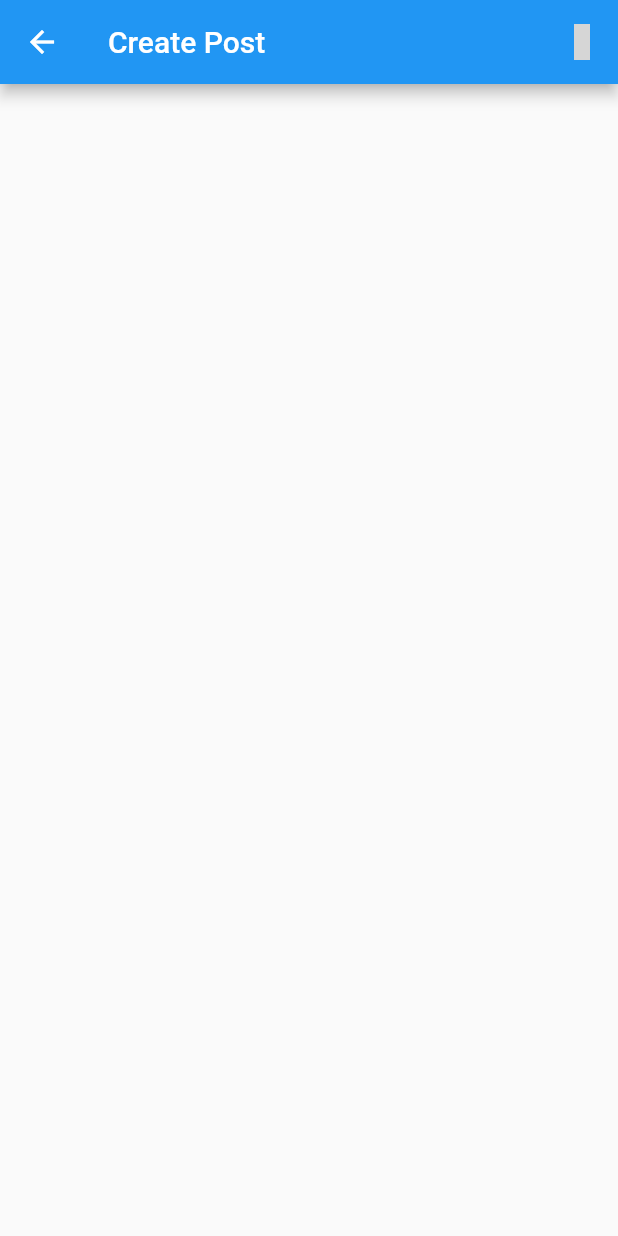
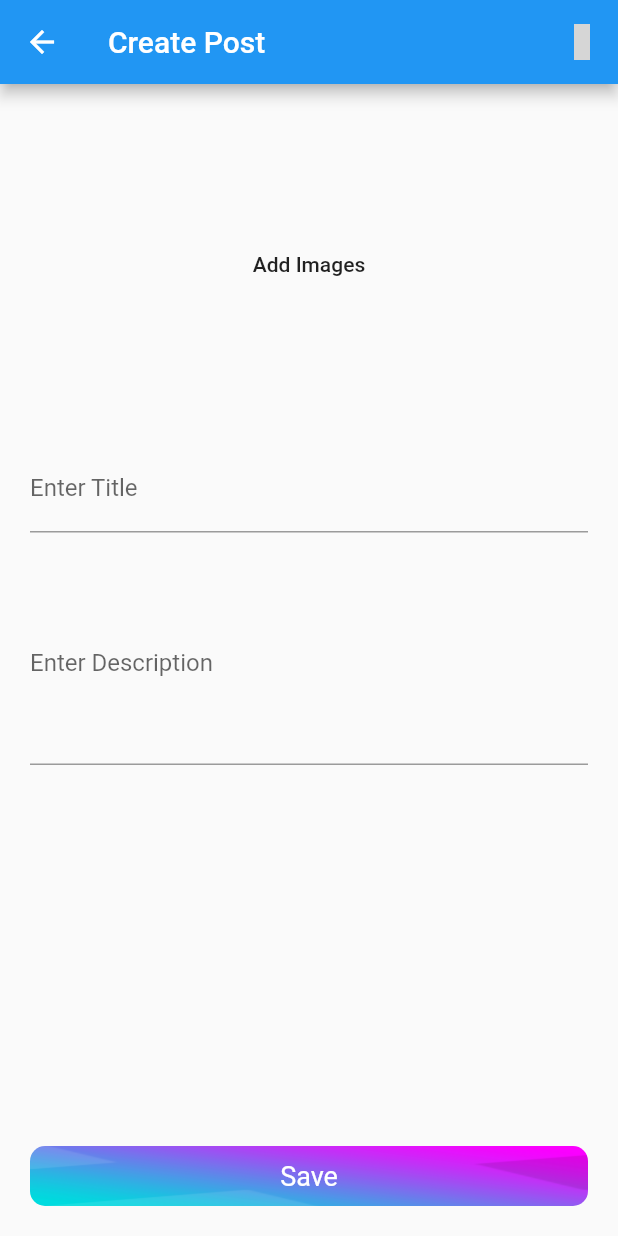
Before and after one commit to SaratAngajalaoffl/tweet-app, a Flutter app: the CreatePostScreen screen opened directly, on a phone screen of 412 x 824 dp. Run offline on Flutter 3.47's test engine with Material 2 defaults, Android fonts, the phone set to English and light mode, and no system bars; our stand-ins replace carousel_slider, dio, eva_icons_flutter, firebase_auth, firebase_core, flutter_secure_storage and 1 more; accounts and stored records are empty; network calls fail; grey boxes are pictures that could not be loaded.

Commit message:
Detection Integrated

```diff
--- /dev/null
+++ b/lib/models/post_model.dart
@@ -0,0 +1,3 @@
+class PostModel {
+
+}
--- a/lib/screens/home/create_post.dart
+++ b/lib/screens/home/create_post.dart
@@ -1,6 +1,9 @@
 import 'package:eva_icons_flutter/eva_icons_flutter.dart';
 import 'package:flutter/material.dart';
+import 'package:image_picker/image_picker.dart';
+import 'package:tweet/screens/home/carousel_with_indicator.dart';
 import 'package:tweet/services/firebase/firebase_auth.dart';
+import 'package:tweet/services/model/model_service.dart';
 
 class CreatePostScreen extends StatefulWidget {
   const CreatePostScreen({Key? key}) : super(key: key);
@@ -10,6 +13,27 @@ class CreatePostScreen extends StatefulWidget {
 }
 
 class _CreatePostScreenState extends State<CreatePostScreen> {
+  String title = "";
+  String body = "";
+
+  final ImagePicker _picker = ImagePicker();
+  List<XFile> selectedImages = [];
+
+  void _handlePickImage() async {
+    final List<XFile>? images = await _picker.pickMultiImage();
+    if (images != null) {
+      setState(() {
+        selectedImages = images;
+      });
+    }
+  }
+
+  void _handleCreate() async {
+    double response = await getDetection(title: title, description: body);
+
+    print("Response is $response");
+  }
+
   @override
   Widget build(BuildContext context) {
     final _auth = FirebaseAuthService();
@@ -24,6 +48,80 @@ class _CreatePostScreenState extends State<CreatePostScreen> {
           )
         ],
       ),
-        body: Column());
+      resizeToAvoidBottomInset: false,
+      body: Padding(
+        padding: const EdgeInsets.all(20.0),
+        child: Column(
+          crossAxisAlignment: CrossAxisAlignment.stretch,
+          children: [
+            selectedImages.isNotEmpty
+                ? MaterialButton(
+                    onLongPress: _handlePickImage,
+                    onPressed: _handlePickImage,
+                    child: CarouselWithIndicatorDemo(
+                      imageSliders: selectedImages,
+                    ),
+                  )
+                : SizedBox(
+                    height: 200,
+                    child: MaterialButton(
+                      onPressed: _handlePickImage,
+                      child: const Text('Add Images'),
+                    ),
+                  ),
+            const SizedBox(height: 20.0),
+            TextField(
+              decoration: const InputDecoration(
+                label: Text('Enter Title'),
+              ),
+              onChanged: (text) {
+                setState(() {
+                  title = text;
+                });
+              },
+            ),
+            const SizedBox(height: 20.0),
+            TextField(
+              maxLines: 20,
+              minLines: 5,
+              decoration: const InputDecoration(
+                label: Text('Enter Description'),
+              ),
+              onChanged: (text) {
+                setState(() {
+                  body = text;
+                });
+              },
+            ),
+            Expanded(child: Container()),
+            GestureDetector(
+              onTap: _handleCreate,
+              child: ClipRRect(
+                borderRadius: BorderRadius.circular(10.0),
+                child: SizedBox(
+                  height: 40.0,
+                  child: Container(
+                    decoration: const BoxDecoration(
+                      image: DecorationImage(
+                        fit: BoxFit.fill,
+                        image: AssetImage('assets/images/bg.jpg'),
+                      ),
+                    ),
+                    child: const Center(
+                        child: Text(
+                      "Save",
+                      style: TextStyle(
+                        color: Colors.white,
+                        fontSize: 18.0,
+                      ),
+                    )),
+                  ),
+                ),
+              ),
+            ),
+          ],
+        ),
+      ),
+    );
   }
 }
--- a/pubspec.yaml
+++ b/pubspec.yaml
@@ -36,6 +36,7 @@ dependencies:
     eva_icons_flutter: ^3.0.2
     flutter_secure_storage: ^5.0.2
     image_picker: ^0.8.4+2
+    carousel_slider: ^4.0.0
 
     # The following adds the Cupertino Icons font to your application.
     # Use with the CupertinoIcons class for iOS style icons.
```
Also changed, not shown: lib/screens/home/carousel_with_indicator.dart (added, +79 -0 lines), lib/services/model/model_service.dart (added, +21 -0 lines), pubspec.lock. Lines whose indentation alone changed are shown as unchanged.
